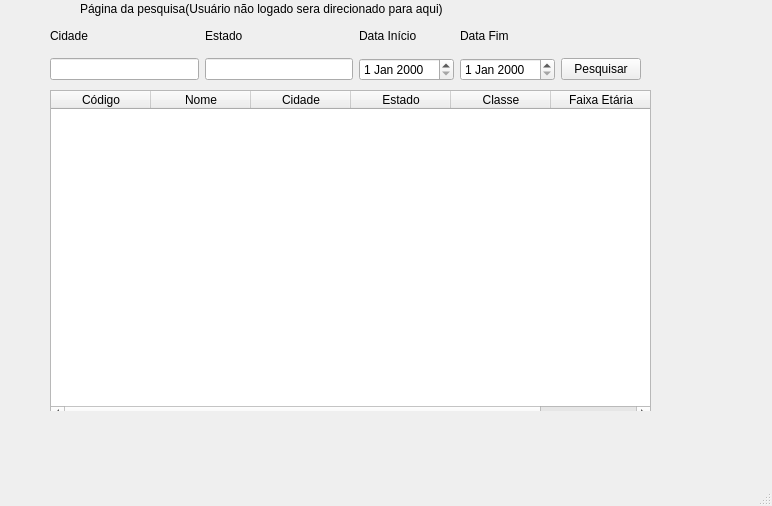
First picture: the form in ui/viewEventos.ui, repository PedroAugustoRamalhoDuarte/Trabalho-TP1, before the edit.
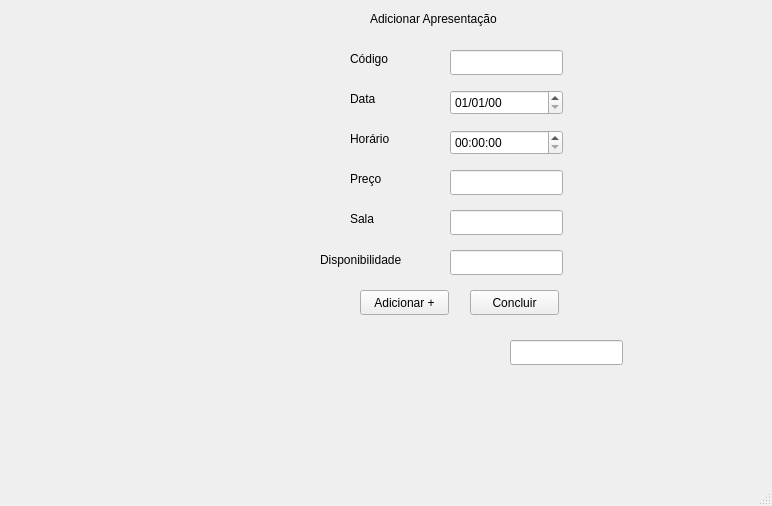
Second picture: the form after the edit.

Commit message: viewEventos Criar Evento/Controladora Logout

The edit to the form file:
```diff
--- a/ui/viewEventos.ui
+++ b/ui/viewEventos.ui
@@ -24,7 +24,7 @@
      </rect>
     </property>
     <property name="currentIndex">
-     <number>1</number>
+     <number>3</number>
     </property>
     <widget class="QWidget" name="page">
      <widget class="QPushButton" name="btnHome">
@@ -97,12 +97,17 @@
      <widget class="QTableWidget" name="tableWidget">
       <property name="geometry">
        <rect>
-        <x>50</x>
+        <x>10</x>
         <y>90</y>
-        <width>601</width>
+        <width>741</width>
         <height>331</height>
        </rect>
       </property>
+      <row>
+       <property name="text">
+        <string>First</string>
+       </property>
+      </row>
       <column>
        <property name="text">
         <string>Código</string>
@@ -133,8 +138,46 @@
         <string>Faixa Etária</string>
        </property>
       </column>
+      <column>
+       <property name="text">
+        <string>Apresentações</string>
+       </property>
+      </column>
+      <item row="0" column="0">
+       <property name="text">
+        <string>Alou</string>
+       </property>
+       <property name="flags">
+        <set>ItemIsSelectable|ItemIsDragEnabled|ItemIsDropEnabled|ItemIsUserCheckable|ItemIsEnabled</set>
+       </property>
+      </item>
+      <item row="0" column="1">
+       <property name="text">
+        <string>Alou2</string>
+       </property>
+      </item>
+      <item row="0" column="2">
+       <property name="text">
+        <string>Alou3</string>
+       </property>
+      </item>
+      <item row="0" column="3">
+       <property name="text">
+        <string>Alou4</string>
+       </property>
+      </item>
+      <item row="0" column="4">
+       <property name="text">
+        <string>Alou5</string>
+       </property>
+      </item>
+      <item row="0" column="5">
+       <property name="text">
+        <string>Alou6</string>
+       </property>
+      </item>
      </widget>
-     <widget class="QWidget" name="">
+     <widget class="QWidget" name="layoutWidget">
       <property name="geometry">
        <rect>
         <x>50</x>
@@ -145,7 +188,18 @@
       </property>
       <layout class="QGridLayout" name="gridLayout">
        <item row="1" column="3">
-        <widget class="QDateEdit" name="dateFim"/>
+        <widget class="QDateEdit" name="dateFim">
+         <property name="displayFormat">
+          <string>dd/MM/yy</string>
+         </property>
+         <property name="date">
+          <date>
+           <year>2019</year>
+           <month>1</month>
+           <day>1</day>
+          </date>
+         </property>
+        </widget>
        </item>
        <item row="1" column="1">
         <widget class="QLineEdit" name="lineEstado"/>
@@ -161,7 +215,18 @@
         </widget>
        </item>
        <item row="1" column="2">
-        <widget class="QDateEdit" name="dateInicio"/>
+        <widget class="QDateEdit" name="dateInicio">
+         <property name="displayFormat">
+          <string>dd/MM/yy</string>
+         </property>
+         <property name="date">
+          <date>
+           <year>2019</year>
+           <month>1</month>
+           <day>1</day>
+          </date>
+         </property>
+        </widget>
        </item>
        <item row="0" column="0">
         <widget class="QLabel" name="labelCidade">
@@ -194,6 +259,364 @@
       </layout>
      </widget>
     </widget>
+    <widget class="QWidget" name="page_3">
+     <widget class="QLineEdit" name="clineCodigo">
+      <property name="geometry">
+       <rect>
+        <x>400</x>
+        <y>50</y>
+        <width>113</width>
+        <height>25</height>
+       </rect>
+      </property>
+     </widget>
+     <widget class="QLineEdit" name="clineNome">
+      <property name="geometry">
+       <rect>
+        <x>400</x>
+        <y>90</y>
+        <width>113</width>
+        <height>25</height>
+       </rect>
+      </property>
+     </widget>
+     <widget class="QLineEdit" name="clineCidade">
+      <property name="geometry">
+       <rect>
+        <x>400</x>
+        <y>130</y>
+        <width>113</width>
+        <height>25</height>
+       </rect>
+      </property>
+     </widget>
+     <widget class="QLabel" name="label_3">
+      <property name="geometry">
+       <rect>
+        <x>310</x>
+        <y>50</y>
+        <width>67</width>
+        <height>17</height>
+       </rect>
+      </property>
+      <property name="text">
+       <string>Código</string>
+      </property>
+     </widget>
+     <widget class="QLabel" name="label_4">
+      <property name="geometry">
+       <rect>
+        <x>310</x>
+        <y>90</y>
+        <width>67</width>
+        <height>17</height>
+       </rect>
+      </property>
+      <property name="text">
+       <string>Nome</string>
+      </property>
+     </widget>
+     <widget class="QLabel" name="label_5">
+      <property name="geometry">
+       <rect>
+        <x>310</x>
+        <y>130</y>
+        <width>67</width>
+        <height>17</height>
+       </rect>
+      </property>
+      <property name="text">
+       <string>Cidade</string>
+      </property>
+     </widget>
+     <widget class="QLineEdit" name="clineEstado">
+      <property name="geometry">
+       <rect>
+        <x>400</x>
+        <y>170</y>
+        <width>113</width>
+        <height>25</height>
+       </rect>
+      </property>
+     </widget>
+     <widget class="QLabel" name="label_6">
+      <property name="geometry">
+       <rect>
+        <x>310</x>
+        <y>170</y>
+        <width>67</width>
+        <height>17</height>
+       </rect>
+      </property>
+      <property name="text">
+       <string>Estado</string>
+      </property>
+     </widget>
+     <widget class="QLineEdit" name="clineClasse">
+      <property name="geometry">
+       <rect>
+        <x>400</x>
+        <y>210</y>
+        <width>113</width>
+        <height>25</height>
+       </rect>
+      </property>
+     </widget>
+     <widget class="QLabel" name="label_7">
+      <property name="geometry">
+       <rect>
+        <x>310</x>
+        <y>210</y>
+        <width>67</width>
+        <height>17</height>
+       </rect>
+      </property>
+      <property name="text">
+       <string>Classe</string>
+      </property>
+     </widget>
+     <widget class="QLineEdit" name="clineFaixa">
+      <property name="geometry">
+       <rect>
+        <x>400</x>
+        <y>250</y>
+        <width>113</width>
+        <height>25</height>
+       </rect>
+      </property>
+     </widget>
+     <widget class="QLabel" name="label_8">
+      <property name="geometry">
+       <rect>
+        <x>296</x>
+        <y>250</y>
+        <width>81</width>
+        <height>20</height>
+       </rect>
+      </property>
+      <property name="text">
+       <string>Faixa Etaria</string>
+      </property>
+     </widget>
+     <widget class="QPushButton" name="btnCriarEvento">
+      <property name="geometry">
+       <rect>
+        <x>420</x>
+        <y>290</y>
+        <width>89</width>
+        <height>25</height>
+       </rect>
+      </property>
+      <property name="text">
+       <string>Criar</string>
+      </property>
+     </widget>
+     <widget class="QLabel" name="label_9">
+      <property name="geometry">
+       <rect>
+        <x>390</x>
+        <y>10</y>
+        <width>101</width>
+        <height>17</height>
+       </rect>
+      </property>
+      <property name="text">
+       <string>Criar Eventos</string>
+      </property>
+     </widget>
+    </widget>
+    <widget class="QWidget" name="page_4">
+     <widget class="QLabel" name="label_10">
+      <property name="geometry">
+       <rect>
+        <x>370</x>
+        <y>10</y>
+        <width>171</width>
+        <height>17</height>
+       </rect>
+      </property>
+      <property name="text">
+       <string>Adicionar Apresentação</string>
+      </property>
+     </widget>
+     <widget class="QLineEdit" name="alineCodigo">
+      <property name="geometry">
+       <rect>
+        <x>450</x>
+        <y>50</y>
+        <width>113</width>
+        <height>25</height>
+       </rect>
+      </property>
+     </widget>
+     <widget class="QLineEdit" name="alinePreco">
+      <property name="geometry">
+       <rect>
+        <x>450</x>
+        <y>170</y>
+        <width>113</width>
+        <height>25</height>
+       </rect>
+      </property>
+     </widget>
+     <widget class="QLineEdit" name="alineSala">
+      <property name="geometry">
+       <rect>
+        <x>450</x>
+        <y>210</y>
+        <width>113</width>
+        <height>25</height>
+       </rect>
+      </property>
+     </widget>
+     <widget class="QLineEdit" name="lineEdit_6">
+      <property name="geometry">
+       <rect>
+        <x>510</x>
+        <y>340</y>
+        <width>113</width>
+        <height>25</height>
+       </rect>
+      </property>
+     </widget>
+     <widget class="QLineEdit" name="alineDisponibilidade">
+      <property name="geometry">
+       <rect>
+        <x>450</x>
+        <y>250</y>
+        <width>113</width>
+        <height>25</height>
+       </rect>
+      </property>
+     </widget>
+     <widget class="QPushButton" name="btnAdicionarApr">
+      <property name="geometry">
+       <rect>
+        <x>360</x>
+        <y>290</y>
+        <width>89</width>
+        <height>25</height>
+       </rect>
+      </property>
+      <property name="text">
+       <string>Adicionar +</string>
+      </property>
+     </widget>
+     <widget class="QPushButton" name="btnConcluirApr">
+      <property name="geometry">
+       <rect>
+        <x>470</x>
+        <y>290</y>
+        <width>89</width>
+        <height>25</height>
+       </rect>
+      </property>
+      <property name="text">
+       <string>Concluir</string>
+      </property>
+     </widget>
+     <widget class="QLabel" name="label_11">
+      <property name="geometry">
+       <rect>
+        <x>350</x>
+        <y>50</y>
+        <width>67</width>
+        <height>17</height>
+       </rect>
+      </property>
+      <property name="text">
+       <string>Código</string>
+      </property>
+     </widget>
+     <widget class="QLabel" name="label_12">
+      <property name="geometry">
+       <rect>
+        <x>350</x>
+        <y>90</y>
+        <width>67</width>
+        <height>17</height>
+       </rect>
+      </property>
+      <property name="text">
+       <string>Data</string>
+      </property>
+     </widget>
+     <widget class="QLabel" name="label_13">
+      <property name="geometry">
+       <rect>
+        <x>350</x>
+        <y>130</y>
+        <width>67</width>
+        <height>17</height>
+       </rect>
+      </property>
+      <property name="text">
+       <string>Horário</string>
+      </property>
+     </widget>
+     <widget class="QLabel" name="label_14">
+      <property name="geometry">
+       <rect>
+        <x>350</x>
+        <y>170</y>
+        <width>67</width>
+        <height>17</height>
+       </rect>
+      </property>
+      <property name="text">
+       <string>Preço</string>
+      </property>
+     </widget>
+     <widget class="QLabel" name="label_15">
+      <property name="geometry">
+       <rect>
+        <x>350</x>
+        <y>210</y>
+        <width>67</width>
+        <height>17</height>
+       </rect>
+      </property>
+      <property name="text">
+       <string>Sala</string>
+      </property>
+     </widget>
+     <widget class="QLabel" name="label_16">
+      <property name="geometry">
+       <rect>
+        <x>320</x>
+        <y>250</y>
+        <width>111</width>
+        <height>20</height>
+       </rect>
+      </property>
+      <property name="text">
+       <string>Disponibilidade</string>
+      </property>
+     </widget>
+     <widget class="QTimeEdit" name="alineHorario">
+      <property name="geometry">
+       <rect>
+        <x>450</x>
+        <y>130</y>
+        <width>113</width>
+        <height>25</height>
+       </rect>
+      </property>
+     </widget>
+     <widget class="QDateEdit" name="alineData">
+      <property name="geometry">
+       <rect>
+        <x>450</x>
+        <y>90</y>
+        <width>113</width>
+        <height>25</height>
+       </rect>
+      </property>
+      <property name="displayFormat">
+       <string>dd/MM/yy</string>
+      </property>
+     </widget>
+    </widget>
    </widget>
   </widget>
   <widget class="QMenuBar" name="menubar">
```
Left out of the diff: 2 changed lines with no effect on the pictures. The commit also changes 11 other files.
